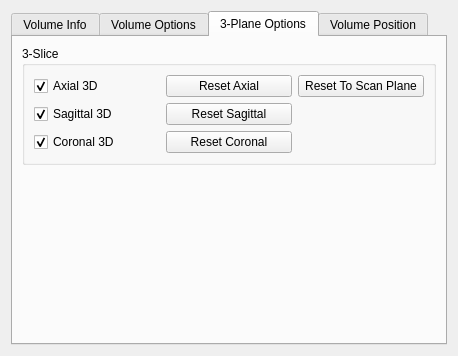
First picture: the form in rtUI/volume3DOptions.ui, repository pengwg/vurtigo, before the edit.
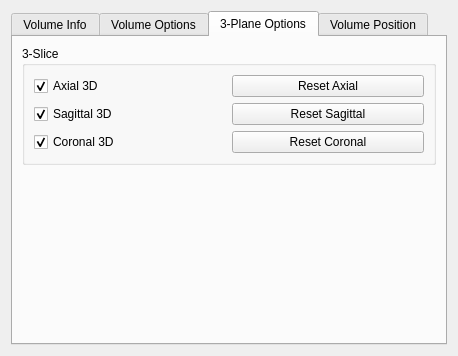
Second picture: the form after the edit.

Commit message: Fixed volume translation for the new volume orientation calculation.

```diff
--- a/rtUI/volume3DOptions.ui
+++ b/rtUI/volume3DOptions.ui
@@ -251,13 +251,6 @@
             </property>
            </widget>
           </item>
-          <item row="0" column="2">
-           <widget class="QPushButton" name="scanPlaneResetButton">
-            <property name="text">
-             <string>Reset To Scan Plane</string>
-            </property>
-           </widget>
-          </item>
          </layout>
         </widget>
        </item>
```
The commit also changes 7 other files.
